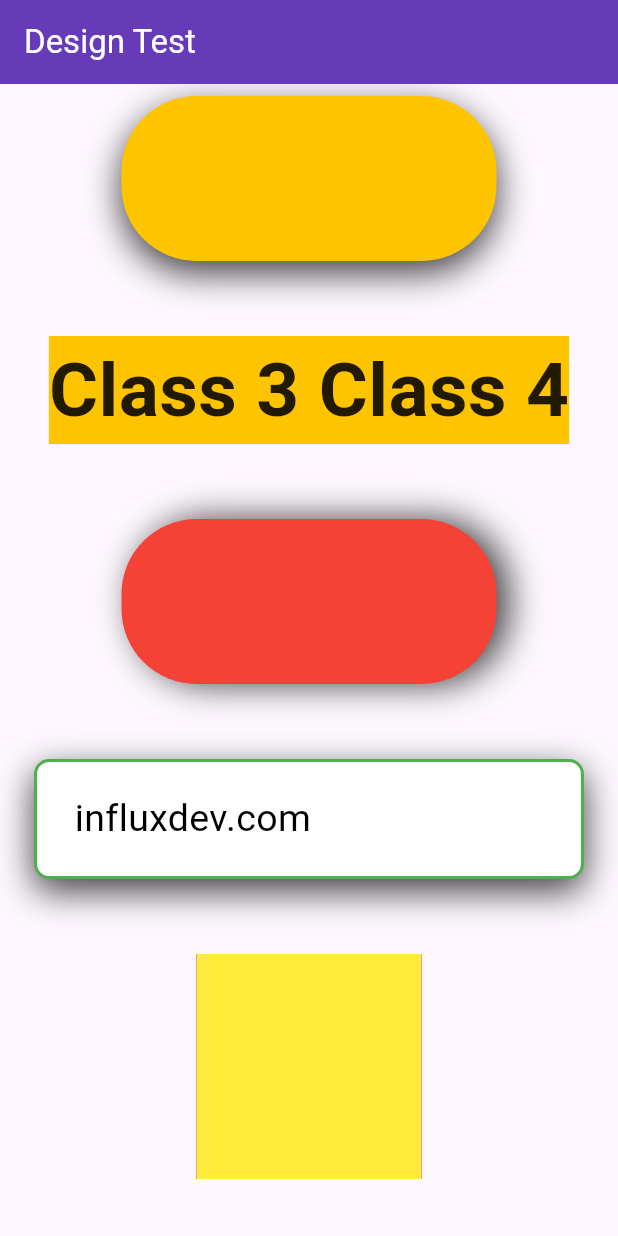
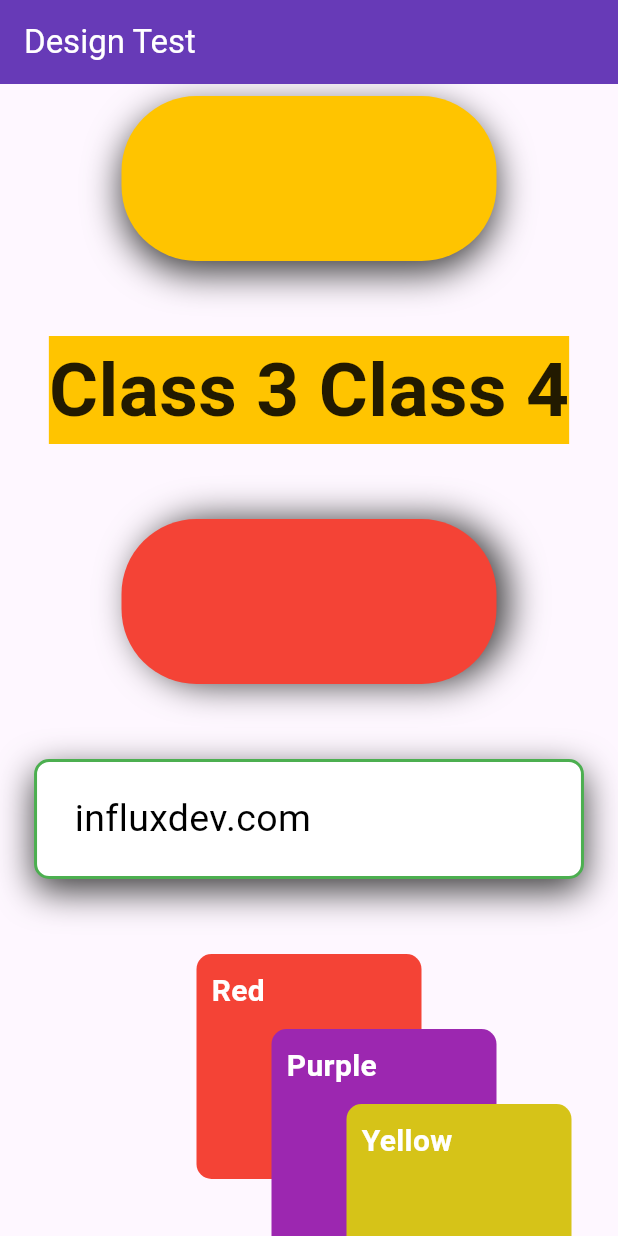
Before and after one commit to rezwansaki/class4_5assignment_flutter_batch2_task, a Flutter app: the screen it shows after launch, on a phone screen of 412 x 824 dp. Run offline on Flutter 3.47's test engine with Material 3 defaults, Android fonts, the light colour scheme and no system bars.

Commit message:
all done

```diff
--- a/lib/screens/homescreen.dart
+++ b/lib/screens/homescreen.dart
@@ -103,32 +103,74 @@
                   height: 50,
                 ),
                 Stack(
+                  clipBehavior: Clip.none,
                   children: [
+                    Container(
+                      width: 150,
+                      height: 150,
+                      decoration: const BoxDecoration(
+                        color: Colors.red,
+                        borderRadius: BorderRadius.all(Radius.circular(10)),
+                      ),
+                      child: const Padding(
+                        padding: EdgeInsets.all(10.0),
+                        child: Text(
+                          'Red',
+                          style: TextStyle(
+                              color: Colors.white,
+                              fontSize: 20,
+                              fontWeight: FontWeight.bold),
+                        ),
+                      ),
+                    ),
                     Positioned(
+                      right: -50,
+                      bottom: -50,
                       child: Container(
                         width: 150,
                         height: 150,
-                        color: Colors.red,
+                        decoration: const BoxDecoration(
+                          color: Colors.purple,
+                          borderRadius: BorderRadius.all(Radius.circular(10)),
+                        ),
+                        child: const Padding(
+                          padding: EdgeInsets.all(10.0),
+                          child: Text(
+                            'Purple',
+                            style: TextStyle(
+                                color: Colors.white,
+                                fontSize: 20,
+                                fontWeight: FontWeight.bold),
+                          ),
+                        ),
                       ),
                     ),
                     Positioned(
+                      right: -100,
+                      bottom: -100,
                       child: Container(
                         width: 150,
                         height: 150,
-                        color: Colors.purple,
-                      ),
-                    ),
-                    Positioned(
-                      child: Container(
-                        width: 150,
-                        height: 150,
-                        color: Colors.yellow,
+                        decoration: const BoxDecoration(
+                          color: Color.fromARGB(255, 214, 195, 24),
+                          borderRadius: BorderRadius.all(Radius.circular(10)),
+                        ),
+                        child: const Padding(
+                          padding: EdgeInsets.all(10.0),
+                          child: Text(
+                            'Yellow',
+                            style: TextStyle(
+                                color: Colors.white,
+                                fontSize: 20,
+                                fontWeight: FontWeight.bold),
+                          ),
+                        ),
                       ),
                     ),
                   ],
                 ),
                 const SizedBox(
-                  height: 50,
+                  height: 200,
                 ),
               ],
             ),
```
Also changed, not shown: screenshot1.PNG (added), screenshot2.PNG (added), 1 other file.
